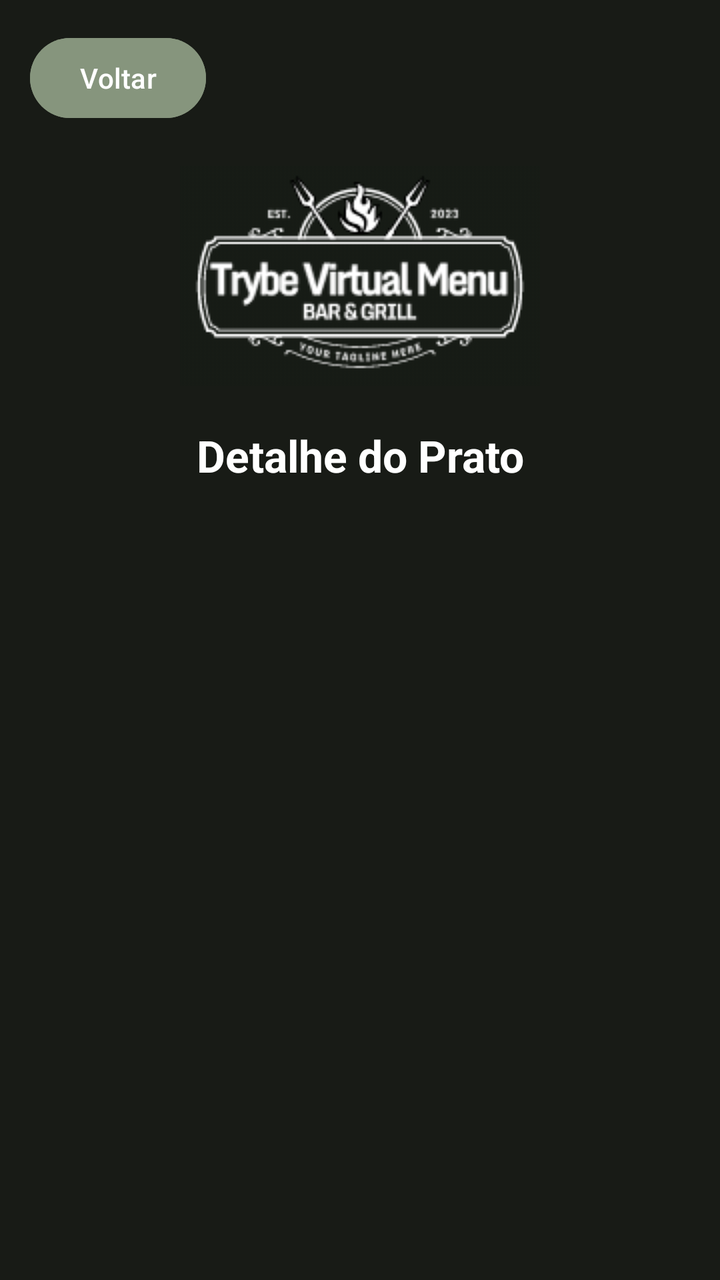
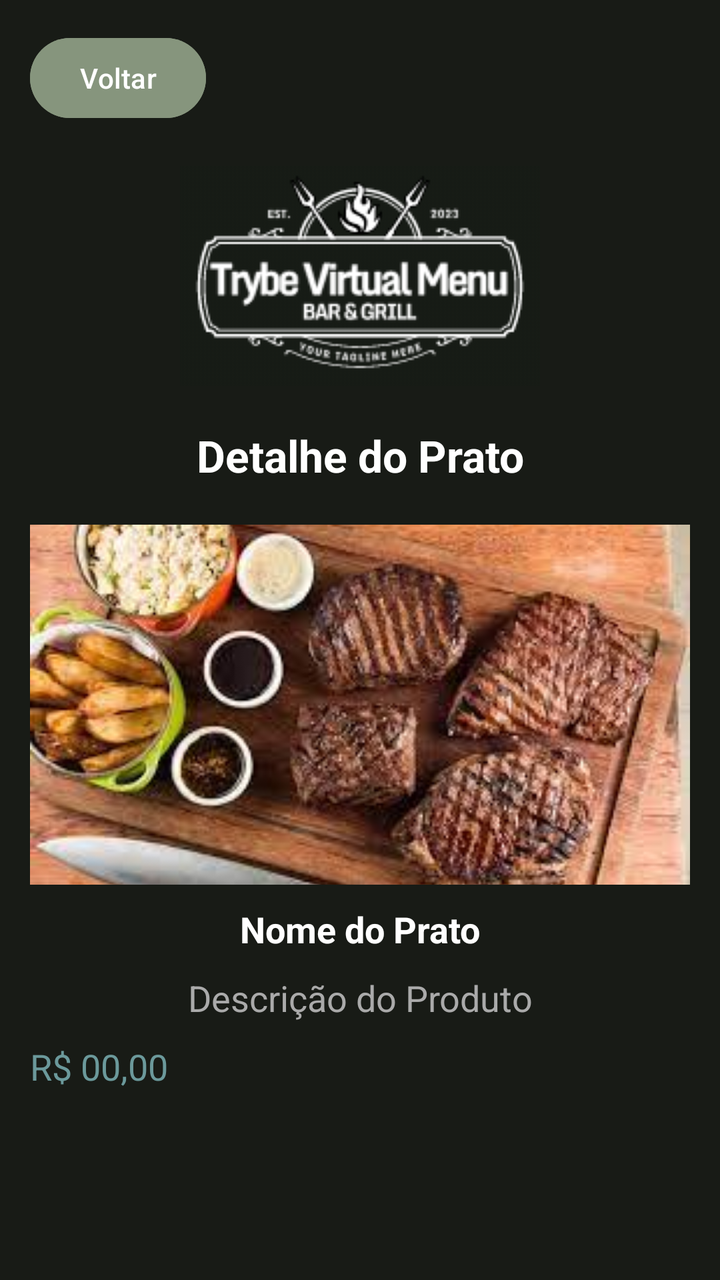

An Android layout rendered at two revisions. The XML below is the earlier revision; the diff shows what the commit changed to produce the second picture.
<!-- AndroidManifest.xml: application theme Theme.TrybeVirtualMenu -->
<!-- res/layout/activity_menu_item_detail.xml -->
<?xml version="1.0" encoding="utf-8"?>
<androidx.constraintlayout.widget.ConstraintLayout
    xmlns:android="http://schemas.android.com/apk/res/android"
    xmlns:app="http://schemas.android.com/apk/res-auto"
    xmlns:tools="http://schemas.android.com/tools"
    android:layout_width="match_parent"
    android:layout_height="match_parent">

  <ScrollView xmlns:android="http://schemas.android.com/apk/res/android"
    android:id="@+id/detail_scroll_view"
    android:layout_width="match_parent"
    android:layout_height="match_parent"
    android:background="@color/primary">

    <LinearLayout
        android:id="@+id/detail_linear_container"
        android:layout_width="match_parent"
        android:layout_height="wrap_content"
        android:orientation="vertical"
        android:padding="15dp">

        <com.google.android.material.button.MaterialButton
            android:id="@+id/detail_back"
            android:layout_width="wrap_content"
            android:layout_height="wrap_content"
            android:backgroundTint="@color/secondary"
            android:text="@string/back"
            android:textColor="@android:color/white"
            android:drawableStart="@drawable/arrow_back"
            android:drawableTint="@android:color/white" />

        <com.google.android.material.imageview.ShapeableImageView
            android:id="@+id/detail_logo"
            android:layout_width="wrap_content"
            android:layout_height="wrap_content"
            android:layout_gravity="center_horizontal"
            android:layout_marginTop="20dp"
            android:layout_marginBottom="20dp"
            android:src="@drawable/logo" />

        <com.google.android.material.textview.MaterialTextView
            android:id="@+id/detail_title"
            android:layout_width="match_parent"
            android:layout_height="wrap_content"
            android:layout_marginBottom="20dp"
            android:gravity="center"
            android:text="Detalhe do Prato"
            android:textColor="@android:color/white"
            android:textSize="22sp"
            android:textStyle="bold" />

        <com.google.android.material.imageview.ShapeableImageView
            android:id="@+id/detail_image"
            android:layout_width="match_parent"
            android:layout_height="180dp"
            android:layout_marginBottom="10dp"
            android:scaleType="centerCrop" />

        <com.google.android.material.textview.MaterialTextView
            android:id="@+id/detail_name"
            android:layout_width="match_parent"
            android:layout_height="wrap_content"
            android:layout_marginBottom="10dp"
            android:gravity="center_horizontal"
            android:textColor="@android:color/white"
            android:textSize="18sp"
            android:textStyle="bold" />

        <com.google.android.material.textview.MaterialTextView
            android:id="@+id/detail_description"
            android:layout_width="match_parent"
            android:layout_height="wrap_content"
            android:layout_marginBottom="10dp"
            android:gravity="center_horizontal"
            android:textColor="@android:color/darker_gray"
            android:textSize="18sp" />

        <com.google.android.material.textview.MaterialTextView
            android:id="@+id/detail_price"
            android:layout_width="match_parent"
            android:layout_height="wrap_content"
            android:layout_marginBottom="10dp"
            android:gravity="start"
            android:textColor="@color/Tertiary"
            android:textSize="18sp" />

    </LinearLayout>

  </ScrollView>

</androidx.constraintlayout.widget.ConstraintLayout>
<!-- resources referenced by this layout -->
<resources>
  <color name="Tertiary">#6b999b</color>
  <color name="primary">#181B16</color>
  <color name="secondary">#86957d</color>
  <!-- drawable arrow_back (drawable) -->
  <vector android:autoMirrored="true" android:height="32dp"
      android:tint="#000000" android:viewportHeight="24"
      android:viewportWidth="24" android:width="32dp" xmlns:android="http://schemas.android.com/apk/res/android">
      <path android:fillColor="@android:color/white" android:pathData="M20,11H7.83l5.59,-5.59L12,4l-8,8 8,8 1.41,-1.41L7.83,13H20v-2z"/>
  </vector>
  <!-- drawable logo: png bitmap (drawable, 12691 bytes) -->
  <string name="back">Voltar</string>
  <style name="Theme.TrybeVirtualMenu" parent="Base.Theme.TrybeVirtualMenu" />
  <style name="Base.Theme.TrybeVirtualMenu" parent="Theme.Material3.DayNight.NoActionBar">
          
          
      </style>
</resources>

<!-- the commit's change to res/layout/activity_menu_item_detail.xml (unified diff, before → after) -->
@@ -6,8 +6,8 @@
     android:layout_width="match_parent"
     android:layout_height="match_parent">
 
-  <ScrollView xmlns:android="http://schemas.android.com/apk/res/android"
-    android:id="@+id/detail_scroll_view"
+  <ScrollView
+      android:id="@+id/detail_scroll_view"
     android:layout_width="match_parent"
     android:layout_height="match_parent"
     android:background="@color/primary">
@@ -54,7 +54,8 @@
             android:layout_width="match_parent"
             android:layout_height="180dp"
             android:layout_marginBottom="10dp"
-            android:scaleType="centerCrop" />
+            android:scaleType="centerCrop"
+            app:srcCompat="@drawable/prato_01" />
 
         <com.google.android.material.textview.MaterialTextView
             android:id="@+id/detail_name"
@@ -62,6 +63,7 @@
             android:layout_height="wrap_content"
             android:layout_marginBottom="10dp"
             android:gravity="center_horizontal"
+            android:text="Nome do Prato"
             android:textColor="@android:color/white"
             android:textSize="18sp"
             android:textStyle="bold" />
@@ -72,6 +74,7 @@
             android:layout_height="wrap_content"
             android:layout_marginBottom="10dp"
             android:gravity="center_horizontal"
+            android:text="Descrição do Produto"
             android:textColor="@android:color/darker_gray"
             android:textSize="18sp" />
 
@@ -81,6 +84,7 @@
             android:layout_height="wrap_content"
             android:layout_marginBottom="10dp"
             android:gravity="start"
+            android:text="R$ 00,00"
             android:textColor="@color/Tertiary"
             android:textSize="18sp" />
 
<!-- resource entries referenced after the edit -->
@@ -10,6 +10,7 @@
       <path android:fillColor="@android:color/white" android:pathData="M20,11H7.83l5.59,-5.59L12,4l-8,8 8,8 1.41,-1.41L7.83,13H20v-2z"/>
   </vector>
   <!-- drawable logo: png bitmap (drawable, 12691 bytes) -->
+  <!-- drawable prato_01: jpeg bitmap (drawable, 13536 bytes) -->
   <string name="back">Voltar</string>
   <style name="Theme.TrybeVirtualMenu" parent="Base.Theme.TrybeVirtualMenu" />
   <style name="Base.Theme.TrybeVirtualMenu" parent="Theme.Material3.DayNight.NoActionBar">
